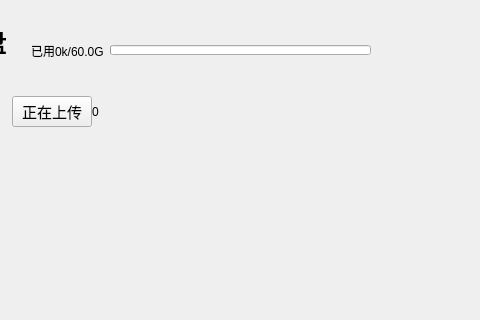
Old version of the form KuGouStart/MusicCloudDisk/MusicCloudDisk.ui in the repository a-mo-xi-wei/Qt-KuGouAppClient; both pictures show x 113 to 593 and y 0 to 320 of the 880 by 526 pixel window.
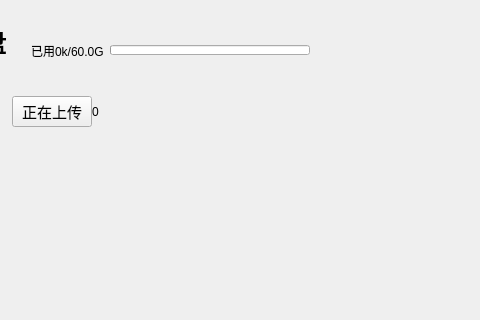
New version of the form. Custom widgets are drawn as their Qt base class.

Commit message: 优化进度条宽度

Diff of the .ui file:
```diff
--- a/KuGouStart/MusicCloudDisk/MusicCloudDisk.ui
+++ b/KuGouStart/MusicCloudDisk/MusicCloudDisk.ui
@@ -92,7 +92,7 @@
              </property>
              <property name="maximumSize">
               <size>
-               <width>16777215</width>
+               <width>200</width>
                <height>10</height>
               </size>
              </property>
```
